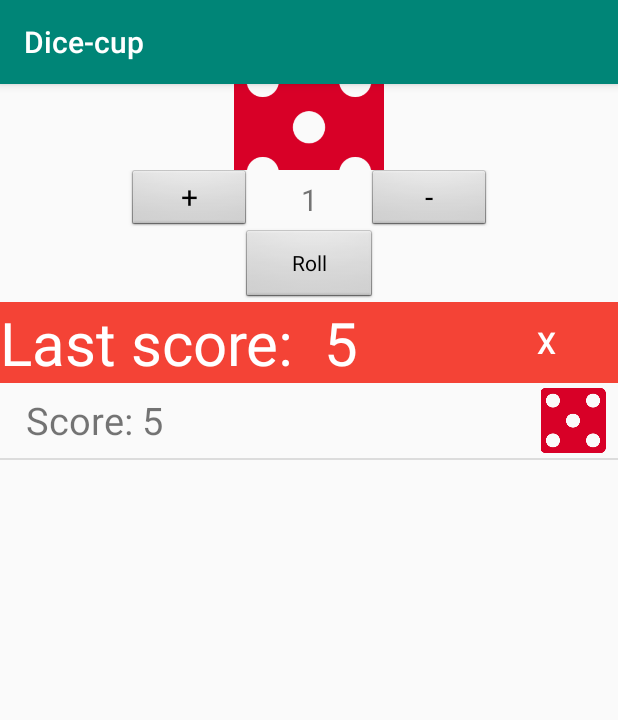
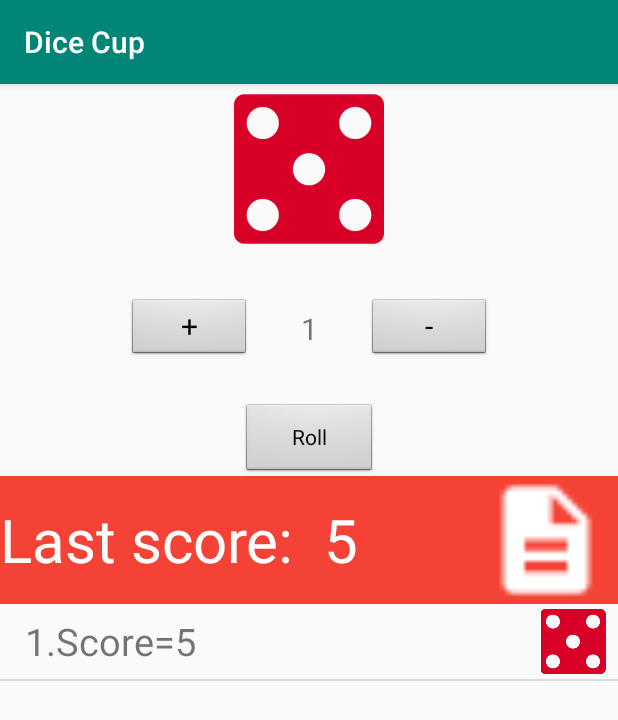
Before and after one commit to SzymonSoczewka/Dicecup, an Android app: the screen it shows after launch (MainActivity), after a tap on "Roll", on a phone screen of 412 x 824 dp. Shown: the top 720 px of the screen. Run offline under Robolectric (Android 15) with nearby library versions, the phone set to English and light mode, and no system bars.

Commit message:
Compulsory assignment finished

```diff
--- a/app/src/main/java/com/example/dice_cup/MainActivity.java
+++ b/app/src/main/java/com/example/dice_cup/MainActivity.java
@@ -1,42 +1,39 @@
 package com.example.dice_cup;
 
+import android.app.Activity;
 import android.content.Context;
+import android.content.Intent;
 import android.os.Bundle;
-import android.view.LayoutInflater;
+import android.os.PersistableBundle;
 import android.view.View;
-import android.view.ViewGroup;
-import android.widget.AdapterView;
-import android.widget.ArrayAdapter;
 import android.widget.Button;
 import android.widget.ImageView;
 import android.widget.LinearLayout;
 import android.widget.ListView;
 import android.widget.TextView;
-import android.widget.Toast;
 
 import androidx.annotation.NonNull;
-import androidx.annotation.Nullable;
 import androidx.appcompat.app.AppCompatActivity;
 
-import java.text.MessageFormat;
 import java.util.ArrayList;
-import java.util.List;
 import java.util.Random;
 
 public class MainActivity extends AppCompatActivity {
-    private Button add,subtract,roll,clean;
+    public static final int HISTORY_ACTIVITY = 2;
+    private Button add,subtract,roll;
     private TextView dicesNum,lastScore;
     private LinearLayout dicesField;
-    private ListView historyListView;
+    private ListView mainListView;
     private Context c;
+    private ImageView historyIcon;
     LinearLayout.LayoutParams params;
     private int currentNum;
     private int sum;
     ImageView dice;
     private Random r;
-    RollAdapter arrayAdapter;
     private ArrayList<Integer> dices = new ArrayList<>();
     private ArrayList<Roll> rolls = new ArrayList<>();
+    private RollAdapter arrayAdapter;
 
     @Override
     protected void onCreate(Bundle savedInstanceState) {
@@ -45,7 +42,7 @@ public class MainActivity extends AppCompatActivity {
         currentNum = 1;
         r = new Random();
         c = getWindow().getContext();
-        init();
+        initViews();
         setButtons();
     }
 
@@ -73,38 +70,29 @@ public class MainActivity extends AppCompatActivity {
                 generateDices(currentNum);
             }
         });
-        clean.setOnClickListener(new View.OnClickListener() {
+        historyIcon.setOnClickListener(new View.OnClickListener() {
             @Override
             public void onClick(View v) {
-                clean();
-            }
-        });
-        historyListView.setOnItemClickListener(new AdapterView.OnItemClickListener() {
-            @Override
-            public void onItemClick(AdapterView<?> parent, View view, int position, long id) {
-                Roll roll = rolls.get(position);
-                int score = roll.getScore();
-                int dicesAmount = roll.getDices().size();
-                String text;
-                if(score / dicesAmount == 6)
-                    text = "You are a god";
-                else if(roll.getScore() / roll.getDices().size() > 3){
-                    text = "You rock!";
-                }
-                else
-                    text = "You weak boy";
-                Toast.makeText(c, text,
-                        Toast.LENGTH_SHORT).show();
+                Intent i = new Intent(c,HistoryActivity.class);
+                i.putExtra("historyArrayList",rolls);
+                startActivityForResult(i,HISTORY_ACTIVITY);
             }
         });
     }
 
-    private void clean() {
-        this.rolls.clear();
-        this.dices.clear();
-        this.lastScore.setText("0");
-        if(arrayAdapter !=null)
-        arrayAdapter.notifyDataSetChanged();
+    @Override
+    public void onActivityResult(int requestCode, int resultCode, Intent data) {
+        super.onActivityResult(requestCode, resultCode, data);
+        if (requestCode == HISTORY_ACTIVITY) {
+            if (resultCode == Activity.RESULT_OK) {
+                // TODO Extract the data returned from the child Activity.
+                this.rolls = (ArrayList<Roll>) data.getExtras().getSerializable("emptyArrayList");
+                lastScore.setText(String.valueOf(0));
+                if(rolls.isEmpty()){
+                    this.arrayAdapter.clear();
+                }
+            }
+        }
     }
 
     private void generateDices(int currentNum) {
@@ -112,7 +100,7 @@ public class MainActivity extends AppCompatActivity {
             int randomNum = r.nextInt(6) + 1;
             sum += randomNum;
             dice = new ImageView(c);
-            int id;
+            int id,size;
             switch (randomNum) {
                 case 1:
                     id = R.drawable.dice_one;
@@ -155,62 +143,20 @@ public class MainActivity extends AppCompatActivity {
         dice.setImageResource(id);
         dices.add(id);
     }
-
-    private void setAdapter(ArrayList<Roll> rolls) {
-        arrayAdapter = new RollAdapter(this, rolls);
-        arrayAdapter.notifyDataSetChanged();
-        historyListView.setAdapter(arrayAdapter);
-        historyListView.setSelection(arrayAdapter.getCount() -1);
-    }
-
-    private void init() {
+    private void initViews() {
         add = findViewById(R.id.addButt);
         subtract = findViewById(R.id.subtractButt);
         dicesNum = findViewById(R.id.dicesNum);
         roll = findViewById(R.id.roll);
         dicesField = findViewById(R.id.dicesField);
-        historyListView = findViewById(R.id.listView);
         lastScore = findViewById(R.id.lastScore);
-        clean = findViewById(R.id.clean);
+        historyIcon = findViewById(R.id.historyIcon);
+        mainListView = findViewById(R.id.mainListView);
         }
-
-
-    class RollAdapter extends ArrayAdapter<Roll>{
-
-        private ArrayList<Roll> rolls;
-
-        RollAdapter(@NonNull Context context, @NonNull ArrayList<Roll> rolls) {
-            super(context, 0, rolls);
-            this.rolls = rolls;
-        }
-
-        @NonNull
-        @Override
-        public View getView(int position, @Nullable View view, @NonNull ViewGroup parent) {
-
-            if(view == null)
-            {
-                LayoutInflater inflater = (LayoutInflater) getContext().getSystemService(Context.LAYOUT_INFLATER_SERVICE);
-                view = inflater.inflate(R.layout.single_record,null);
-            }
-
-            Roll roll = rolls.get(position);
-            TextView txtScore = view.findViewById(R.id.textView);
-            txtScore.setText(MessageFormat.format("Score: {0}", roll.getScore()));
-
-
-            LinearLayout dicesLayout = view.findViewById(R.id.dicesContainter);
-            List<Integer> dices = roll.getDices();
-            dicesLayout.removeAllViews();
-            for (Integer imageID : dices) {
-                ImageView dice = new ImageView(c);
-                dice.setImageResource(imageID);
-                LinearLayout.LayoutParams params = new LinearLayout.LayoutParams(80, LinearLayout.LayoutParams.MATCH_PARENT);
-                params.setMargins(5,5,5,5);
-                dice.setLayoutParams(params);
-                dicesLayout.addView(dice);
-            }
-            return view;
-        }
-        }
+    private void setAdapter(ArrayList<Roll> rolls) {
+        arrayAdapter = new RollAdapter(c, rolls);
+        arrayAdapter.notifyDataSetChanged();
+        mainListView.setAdapter(arrayAdapter);
+        mainListView.setSelection(arrayAdapter.getCount() -1);
     }
+}
--- a/app/src/main/java/com/example/dice_cup/Roll.java
+++ b/app/src/main/java/com/example/dice_cup/Roll.java
@@ -1,7 +1,8 @@
 package com.example.dice_cup;
+import java.io.Serializable;
 import java.util.ArrayList;
 
-class Roll {
+class Roll implements Serializable {
 
     private int score;
     private ArrayList<Integer> dices;
@@ -26,4 +27,5 @@ class Roll {
     ArrayList<Integer> getDices() {
         return dices;
     }
+
 }
--- /dev/null
+++ b/app/src/main/java/com/example/dice_cup/RollAdapter.java
@@ -0,0 +1,56 @@
+package com.example.dice_cup;
+
+import android.content.Context;
+import android.view.LayoutInflater;
+import android.view.View;
+import android.view.ViewGroup;
+import android.widget.ArrayAdapter;
+import android.widget.ImageView;
+import android.widget.LinearLayout;
+import android.widget.TextView;
+
+import androidx.annotation.NonNull;
+import androidx.annotation.Nullable;
+
+import java.text.MessageFormat;
+import java.util.ArrayList;
+import java.util.List;
+
+public class RollAdapter extends ArrayAdapter<Roll> {
+
+    private ArrayList<Roll> rolls;
+    RollAdapter(@NonNull Context context, @NonNull ArrayList<Roll> rolls) {
+        super(context, 0, rolls);
+        this.rolls = rolls;
+    }
+
+
+    @NonNull
+    @Override
+    public View getView(int position, @Nullable View view, @NonNull ViewGroup parent) {
+
+        if(view == null)
+        {
+            LayoutInflater inflater = (LayoutInflater) getContext().getSystemService(Context.LAYOUT_INFLATER_SERVICE);
+            view = inflater.inflate(R.layout.single_record,null);
+        }
+
+        Roll roll = rolls.get(position);
+        TextView txtScore = view.findViewById(R.id.textView);
+        txtScore.setText(MessageFormat.format((position+1)+".Score={0}", roll.getScore()));
+
+
+        LinearLayout dicesLayout = view.findViewById(R.id.dicesContainter);
+        List<Integer> dices = roll.getDices();
+        dicesLayout.removeAllViews();
+        for (Integer imageID : dices) {
+            ImageView dice = new ImageView(getContext());
+            dice.setImageResource(imageID);
+            LinearLayout.LayoutParams params = new LinearLayout.LayoutParams(80, LinearLayout.LayoutParams.MATCH_PARENT);
+            params.setMargins(5,5,5,5);
+            dice.setLayoutParams(params);
+            dicesLayout.addView(dice);
+        }
+        return view;
+    }
+}
--- a/app/src/main/res/layout/activity_main.xml
+++ b/app/src/main/res/layout/activity_main.xml
@@ -1,5 +1,6 @@
 <?xml version="1.0" encoding="utf-8"?>
 <LinearLayout xmlns:android="http://schemas.android.com/apk/res/android"
+    xmlns:app="http://schemas.android.com/apk/res-auto"
     xmlns:tools="http://schemas.android.com/tools"
     android:layout_width="match_parent"
     android:layout_height="match_parent"
@@ -9,13 +10,14 @@
     <LinearLayout
         android:id="@+id/dicesField"
         android:layout_width="match_parent"
-        android:layout_height="57dp"
+        android:layout_height="170px"
         android:gravity="center"
-        android:orientation="horizontal" />
+        android:orientation="horizontal"
+        android:visibility="visible" />
 
     <LinearLayout
         android:layout_width="match_parent"
-        android:layout_height="wrap_content"
+        android:layout_height="100dp"
         android:gravity="center">
 
         <Button
@@ -54,7 +56,7 @@
 
     <LinearLayout
         android:layout_width="match_parent"
-        android:layout_height="wrap_content"
+        android:layout_height="85dp"
         android:background="#F44336"
         android:orientation="horizontal">
 
@@ -75,21 +77,18 @@
             android:textColor="@android:color/white"
             android:textSize="40sp" />
 
-        <Button
-            android:id="@+id/clean"
-            style="@style/Widget.AppCompat.Button.Borderless"
-            android:layout_width="match_parent"
+        <ImageView
+            android:id="@+id/historyIcon"
+            android:layout_width="wrap_content"
             android:layout_height="match_parent"
             android:layout_weight="1"
-            android:text="X"
-            android:textColor="#FFFFFF"
-            android:textSize="20sp" />
+            app:srcCompat="@drawable/ic_description_white_18dp" />
 
     </LinearLayout>
 
     <ListView
-        android:id="@+id/listView"
+        android:id="@+id/mainListView"
         android:layout_width="match_parent"
-        android:layout_height="match_parent"/>
+        android:layout_height="match_parent" />
 
 </LinearLayout>
--- a/app/src/main/res/layout/single_record.xml
+++ b/app/src/main/res/layout/single_record.xml
@@ -6,7 +6,7 @@
 
     <TextView
         android:id="@+id/textView"
-        android:layout_width="250dp"
+        android:layout_width="294dp"
         android:layout_height="50dp"
         android:layout_weight="1"
         android:gravity="center"
--- a/app/src/main/res/values/strings.xml
+++ b/app/src/main/res/values/strings.xml
@@ -1,5 +1,5 @@
 <resources>
-    <string name="app_name">Dice-cup</string>
+    <string name="app_name">Dice Cup</string>
     <string name="rollText">Roll</string>
     <string name="title_activity_list1">ListActivity1</string>
     <string name="resultTitle">Last score:</string>
```
Also changed, not shown: app/src/main/AndroidManifest.xml (+6 -2 lines), app/src/main/java/com/example/dice_cup/HistoryActivity.java (added, +114 -0 lines), app/src/main/res/layout/activity_history.xml (added, +44 -0 lines), app/src/main/res/drawable-hdpi/ic_description_white_18dp.png (added), app/src/main/res/drawable-mdpi/ic_description_white_18dp.png (added), app/src/main/res/drawable-xhdpi/ic_description_white_18dp.png (added), app/src/main/res/drawable-xxhdpi/ic_description_white_18dp.png (added), app/src/main/res/drawable-xxxhdpi/ic_description_white_18dp.png (added).
